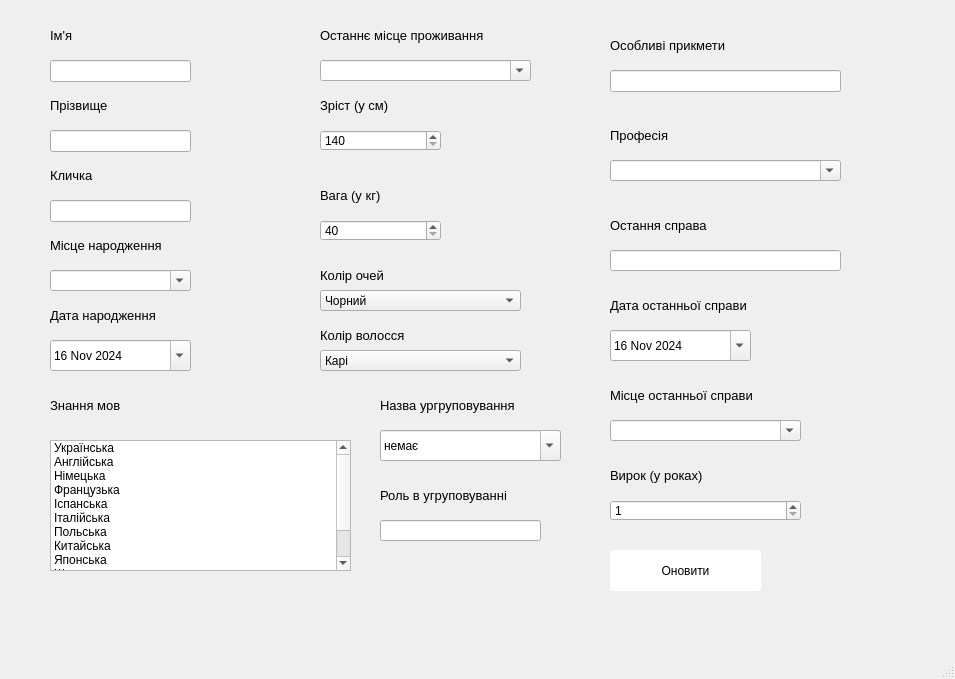
Above: app/gui/edit_criminals.ui from ValRudyka/courseprogram before the change. Below: the same form after it.
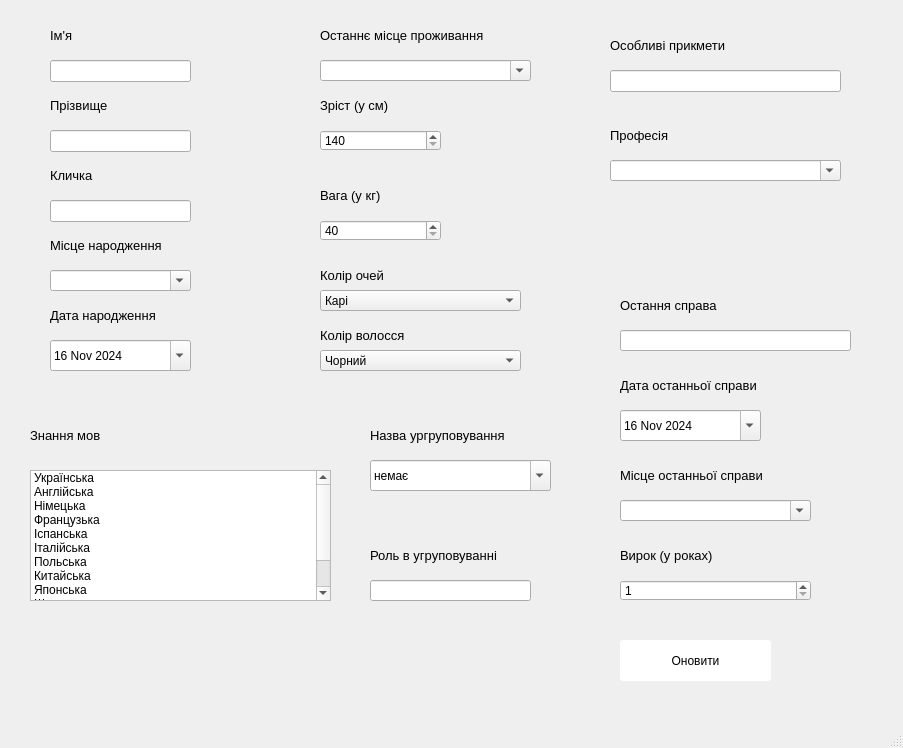
That is the form after the change.

Diff of the .ui file:
```diff
--- a/app/gui/edit_criminals.ui
+++ b/app/gui/edit_criminals.ui
@@ -6,8 +6,8 @@
    <rect>
     <x>0</x>
     <y>0</y>
-    <width>955</width>
-    <height>679</height>
+    <width>903</width>
+    <height>748</height>
    </rect>
   </property>
   <property name="windowTitle">
@@ -121,8 +121,8 @@
    <widget class="QComboBox" name="comboBox_10">
     <property name="geometry">
      <rect>
-      <x>610</x>
-      <y>420</y>
+      <x>620</x>
+      <y>500</y>
       <width>191</width>
       <height>21</height>
      </rect>
@@ -134,8 +134,8 @@
    <widget class="QLabel" name="label_27">
     <property name="geometry">
      <rect>
-      <x>610</x>
-      <y>210</y>
+      <x>620</x>
+      <y>290</y>
       <width>211</width>
       <height>31</height>
      </rect>
@@ -170,8 +170,8 @@
    <widget class="QLabel" name="label_20">
     <property name="geometry">
      <rect>
-      <x>50</x>
-      <y>390</y>
+      <x>30</x>
+      <y>420</y>
       <width>211</width>
       <height>31</height>
      </rect>
@@ -254,7 +254,7 @@
     <property name="geometry">
      <rect>
       <x>320</x>
-      <y>290</y>
+      <y>350</y>
       <width>201</width>
       <height>21</height>
      </rect>
@@ -340,8 +340,8 @@
    <widget class="QDateEdit" name="dateEdit_3">
     <property name="geometry">
      <rect>
-      <x>610</x>
-      <y>330</y>
+      <x>620</x>
+      <y>410</y>
       <width>141</width>
       <height>31</height>
      </rect>
@@ -364,7 +364,7 @@
     <property name="geometry">
      <rect>
       <x>320</x>
-      <y>350</y>
+      <y>290</y>
       <width>201</width>
       <height>21</height>
      </rect>
@@ -462,8 +462,8 @@
    <widget class="QComboBox" name="comboBox_12">
     <property name="geometry">
      <rect>
-      <x>380</x>
-      <y>430</y>
+      <x>370</x>
+      <y>460</y>
       <width>181</width>
       <height>31</height>
      </rect>
@@ -478,8 +478,8 @@
    <widget class="QLabel" name="label_18">
     <property name="geometry">
      <rect>
-      <x>610</x>
-      <y>290</y>
+      <x>620</x>
+      <y>370</y>
       <width>211</width>
       <height>31</height>
      </rect>
@@ -514,8 +514,8 @@
    <widget class="QLineEdit" name="lineEdit_18">
     <property name="geometry">
      <rect>
-      <x>610</x>
-      <y>250</y>
+      <x>620</x>
+      <y>330</y>
       <width>231</width>
       <height>21</height>
      </rect>
@@ -555,8 +555,8 @@
    <widget class="QListWidget" name="listWidget_2">
     <property name="geometry">
      <rect>
-      <x>50</x>
-      <y>440</y>
+      <x>30</x>
+      <y>470</y>
       <width>301</width>
       <height>131</height>
      </rect>
@@ -659,8 +659,8 @@
    <widget class="QLabel" name="label_34">
     <property name="geometry">
      <rect>
-      <x>380</x>
-      <y>390</y>
+      <x>370</x>
+      <y>420</y>
       <width>181</width>
       <height>31</height>
      </rect>
@@ -677,8 +677,8 @@
    <widget class="QLabel" name="label_19">
     <property name="geometry">
      <rect>
-      <x>610</x>
-      <y>380</y>
+      <x>620</x>
+      <y>460</y>
       <width>211</width>
       <height>31</height>
      </rect>
@@ -731,8 +731,8 @@
    <widget class="QPushButton" name="pushButton_2">
     <property name="geometry">
      <rect>
-      <x>610</x>
-      <y>550</y>
+      <x>620</x>
+      <y>640</y>
       <width>151</width>
       <height>41</height>
      </rect>
@@ -761,8 +761,8 @@
    <widget class="QLabel" name="label_35">
     <property name="geometry">
      <rect>
-      <x>380</x>
-      <y>480</y>
+      <x>370</x>
+      <y>540</y>
       <width>181</width>
       <height>31</height>
      </rect>
@@ -779,8 +779,8 @@
    <widget class="QLabel" name="label_36">
     <property name="geometry">
      <rect>
-      <x>610</x>
-      <y>460</y>
+      <x>620</x>
+      <y>540</y>
       <width>181</width>
       <height>31</height>
      </rect>
@@ -797,8 +797,8 @@
    <widget class="QLineEdit" name="lineEdit">
     <property name="geometry">
      <rect>
-      <x>380</x>
-      <y>520</y>
+      <x>370</x>
+      <y>580</y>
       <width>161</width>
       <height>21</height>
      </rect>
@@ -807,8 +807,8 @@
    <widget class="QSpinBox" name="spinBox">
     <property name="geometry">
      <rect>
-      <x>610</x>
-      <y>500</y>
+      <x>620</x>
+      <y>580</y>
       <width>191</width>
       <height>21</height>
      </rect>
```
Left out of the diff: 2 changed lines with no effect on the pictures.
